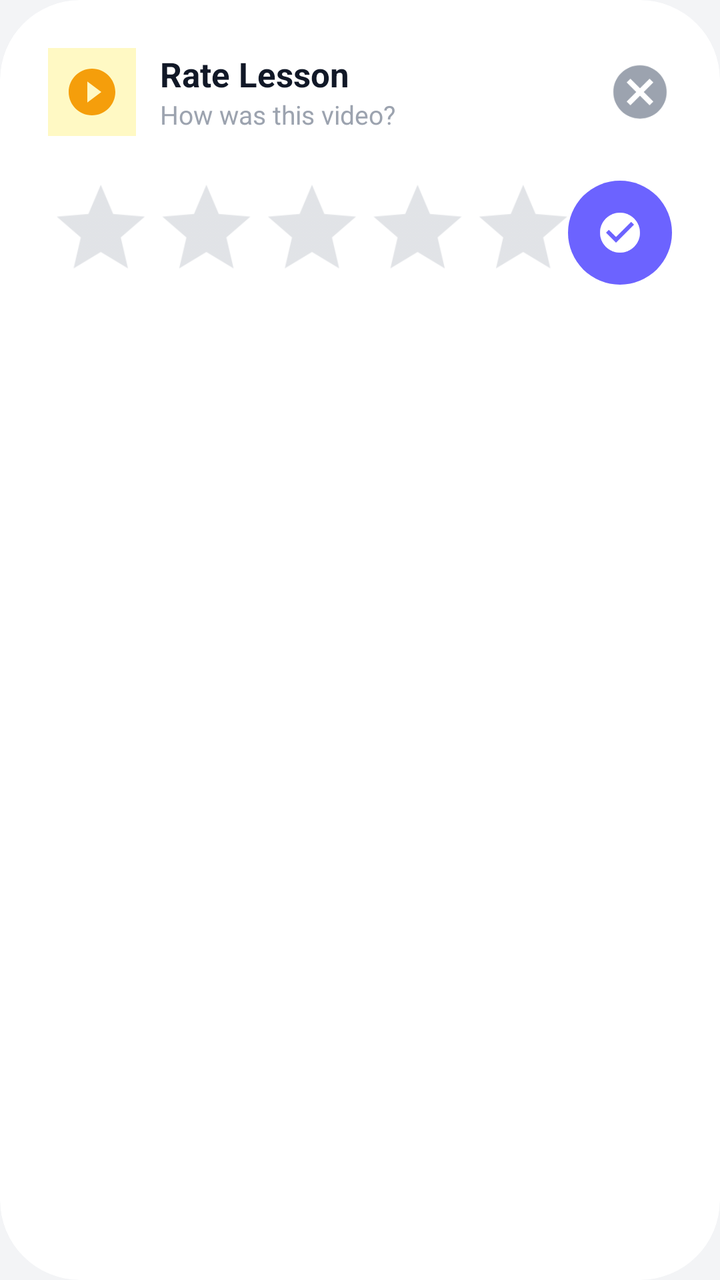
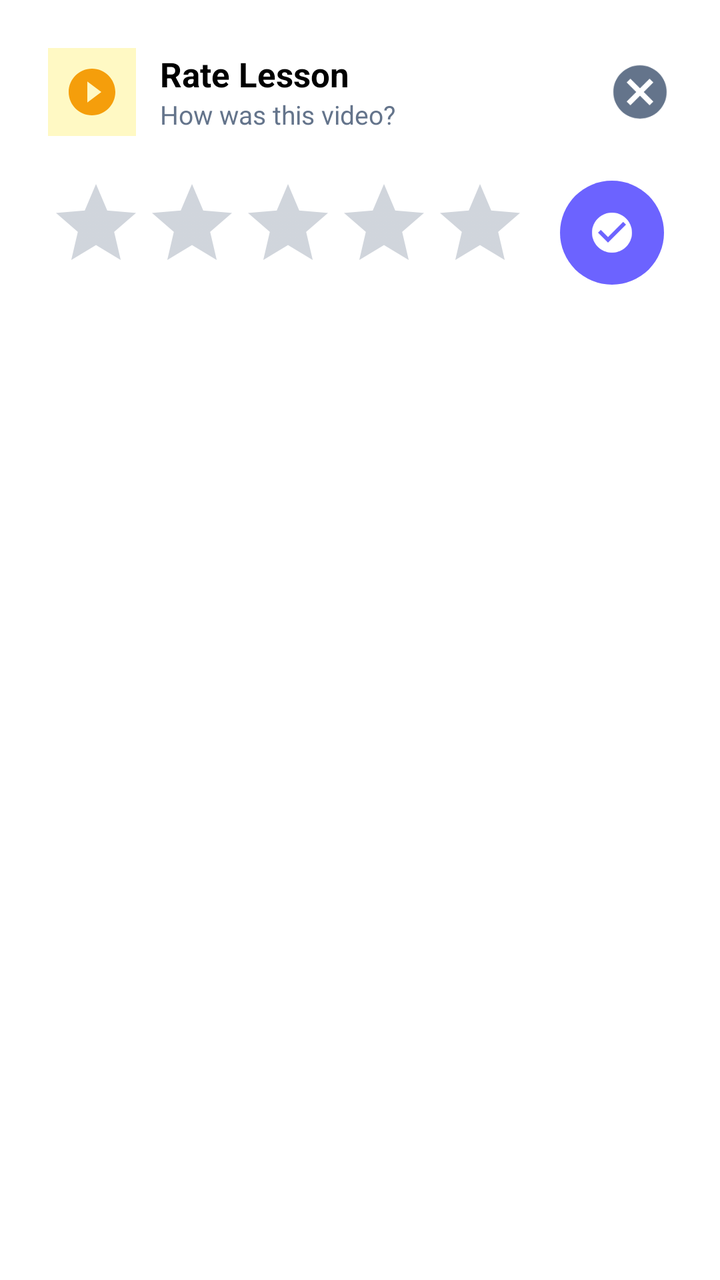

Compare the two renders of this Android layout. The source of the first and the diff that turns it into the second are given below.
<!-- AndroidManifest.xml: application theme Theme.UniCourseHub -->
<!-- res/layout/dialog_simple_rating.xml -->
<?xml version="1.0" encoding="utf-8"?>
<androidx.cardview.widget.CardView xmlns:android="http://schemas.android.com/apk/res/android"
    xmlns:app="http://schemas.android.com/apk/res-auto"
    android:layout_width="match_parent"
    android:layout_height="wrap_content"
    app:cardCornerRadius="40dp"
    app:cardElevation="0dp"
    app:cardBackgroundColor="@color/white">

    <LinearLayout
        android:layout_width="match_parent"
        android:layout_height="wrap_content"
        android:orientation="vertical"
        android:padding="24dp">

        <RelativeLayout
            android:layout_width="match_parent"
            android:layout_height="wrap_content">

            <ImageView
                android:id="@+id/ivLessonIcon"
                android:layout_width="44dp"
                android:layout_height="44dp"
                android:src="@drawable/ic_play_circle"
                app:tint="@color/warning"
                android:background="#FFF9C4"
                android:padding="8dp" />

            <LinearLayout
                android:layout_width="wrap_content"
                android:layout_height="wrap_content"
                android:layout_marginStart="12dp"
                android:layout_toEndOf="@id/ivLessonIcon"
                android:layout_centerVertical="true"
                android:orientation="vertical">

                <TextView
                    android:id="@+id/tvRatingTitle"
                    android:layout_width="wrap_content"
                    android:layout_height="wrap_content"
                    android:text="Rate Lesson"
                    android:textColor="@color/text_primary"
                    android:textSize="17sp"
                    android:textStyle="bold" />

                <TextView
                    android:id="@+id/tvRatingSubtitle"
                    android:layout_width="wrap_content"
                    android:layout_height="wrap_content"
                    android:text="How was this video?"
                    android:textColor="@color/text_hint"
                    android:textSize="13sp" />
            </LinearLayout>

            <ImageView
                android:id="@+id/btnClose"
                android:layout_width="32dp"
                android:layout_height="32dp"
                android:layout_alignParentEnd="true"
                android:layout_centerVertical="true"
                android:src="@drawable/ic_close_circle"
                app:tint="@color/text_hint"
                android:clickable="true"
                android:focusable="true" />
        </RelativeLayout>

        <LinearLayout
            android:layout_width="match_parent"
            android:layout_height="wrap_content"
            android:layout_marginTop="20dp"
            android:gravity="center_vertical"
            android:orientation="horizontal">

            <RatingBar
                android:id="@+id/ratingBar"
                android:layout_width="wrap_content"
                android:layout_height="wrap_content"
                android:layout_weight="1"
                android:numStars="5"
                android:stepSize="1.0"
                android:theme="@style/RatingBarTheme"
                android:scaleX="1.1"
                android:scaleY="1.1"
                android:transformPivotX="0dp" />

            <ImageButton
                android:id="@+id/btnSubmit"
                android:layout_width="52dp"
                android:layout_height="52dp"
                android:layout_marginStart="16dp"
                android:background="@drawable/bg_pill_purple"
                android:src="@drawable/ic_check_circle"
                app:tint="@color/white" />
        </LinearLayout>

    </LinearLayout>
</androidx.cardview.widget.CardView>
<!-- resources referenced by this layout -->
<resources>
  <color name="text_hint">#9CA3AF</color>
  <color name="text_primary">#111827</color>
  <color name="warning">#F59E0B</color>
  <color name="white">#FFFFFF</color>
  <!-- drawable bg_pill_purple (drawable) -->
  <?xml version="1.0" encoding="utf-8"?>
  <shape xmlns:android="http://schemas.android.com/apk/res/android">
      <solid android:color="@color/primary" />
      <corners android:radius="28dp" />
  </shape>
  <!-- drawable ic_check_circle (drawable) -->
  <?xml version="1.0" encoding="utf-8"?>
  <vector xmlns:android="http://schemas.android.com/apk/res/android"
      android:width="24dp"
      android:height="24dp"
      android:viewportWidth="24"
      android:viewportHeight="24"
      android:tint="?attr/colorControlNormal">
      <path
          android:fillColor="#FF000000"
          android:pathData="M12,2C6.48,2 2,6.48 2,12S6.48,22 12,22 22,17.52 22,12 17.52,2 12,2M10,17L5,12L6.41,10.59L10,14.17L17.59,6.58L19,8L10,17Z" />
  </vector>
  <!-- drawable ic_close_circle (drawable) -->
  <?xml version="1.0" encoding="utf-8"?>
  <vector xmlns:android="http://schemas.android.com/apk/res/android"
      android:width="24dp"
      android:height="24dp"
      android:viewportWidth="24"
      android:viewportHeight="24"
      android:tint="?attr/colorControlNormal">
      <path
          android:fillColor="#FF000000"
          android:pathData="M12,2C6.47,2 2,6.5 2,12A10,10 0 0,0 12,22A10,10 0 0,0 22,12A10,10 0 0,0 12,2M17,15.59L15.59,17L12,13.41L8.41,17L7,15.59L10.59,12L7,8.41L8.41,7L12,10.59L15.59,7L17,8.41L13.41,12L17,15.59Z" />
  </vector>
  <!-- drawable ic_play_circle (drawable) -->
  <?xml version="1.0" encoding="utf-8"?>
  <vector xmlns:android="http://schemas.android.com/apk/res/android"
      android:width="24dp"
      android:height="24dp"
      android:viewportWidth="24"
      android:viewportHeight="24"
      android:tint="?attr/colorControlNormal">
      <path
          android:fillColor="#FF000000"
          android:pathData="M10,16.5V7.5L16,12M12,2C6.5,2 2,6.5 2,12S6.5,22 12,22 22,17.5 22,12 17.5,2 12,2Z" />
  </vector>
  <style name="RatingBarTheme" parent="Theme.AppCompat">
          <item name="colorControlNormal">@color/text_hint</item>
          <item name="colorControlActivated">@color/warning</item>
      </style>
  <color name="primary">#6C63FF</color>
  <color name="primary_dark">#4F46E5</color>
  <color name="secondary_pink">#EC4899</color>
  <color name="surface">#FFFFFF</color>
  <color name="background">#F3F4F6</color>
  <color name="text_secondary">#6B7280</color>
  <style name="ShapeAppearance.UniCourseHub.Small" parent="ShapeAppearance.MaterialComponents.SmallComponent">
          <item name="cornerFamily">rounded</item>
          <item name="cornerSize">12dp</item>
      </style>
  <style name="ShapeAppearance.UniCourseHub.Medium" parent="ShapeAppearance.MaterialComponents.MediumComponent">
          <item name="cornerFamily">rounded</item>
          <item name="cornerSize">28dp</item>
      </style>
  <style name="ShapeAppearance.UniCourseHub.Large" parent="ShapeAppearance.MaterialComponents.LargeComponent">
          <item name="cornerFamily">rounded</item>
          <item name="cornerSize">40dp</item>
      </style>
  <style name="Widget.UniCourseHub.BottomNavigationView" parent="Widget.MaterialComponents.BottomNavigationView">
          <item name="itemShapeAppearance">@style/ShapeAppearance.UniCourseHub.Small</item>
          <item name="itemShapeAppearanceOverlay">@style/ShapeAppearance.UniCourseHub.Small</item>
          <item name="itemIconSize">24dp</item>
          <item name="labelVisibilityMode">labeled</item>
          <item name="backgroundTint">@color/surface</item>
          <item name="elevation">8dp</item>
      </style>
  <!-- unchanged entries left out for length: 1 -->
</resources>

<!-- the commit's change to res/layout/dialog_simple_rating.xml (unified diff, before → after) -->
@@ -75,13 +75,9 @@
                 android:id="@+id/ratingBar"
                 android:layout_width="wrap_content"
                 android:layout_height="wrap_content"
-                android:layout_weight="1"
                 android:numStars="5"
                 android:stepSize="1.0"
-                android:theme="@style/RatingBarTheme"
-                android:scaleX="1.1"
-                android:scaleY="1.1"
-                android:transformPivotX="0dp" />
+                android:theme="@style/RatingBarTheme" />
 
             <ImageButton
                 android:id="@+id/btnSubmit"
<!-- resource entries referenced after the edit -->
@@ -1,7 +1,7 @@
 <!-- resources referenced by this layout -->
 <resources>
-  <color name="text_hint">#9CA3AF</color>
-  <color name="text_primary">#111827</color>
+  <color name="text_hint">#64748B</color>
+  <color name="text_primary">#000000</color>
   <color name="warning">#F59E0B</color>
   <color name="white">#FFFFFF</color>
   <!-- drawable bg_pill_purple (drawable) -->
@@ -54,8 +54,8 @@
   <color name="primary_dark">#4F46E5</color>
   <color name="secondary_pink">#EC4899</color>
   <color name="surface">#FFFFFF</color>
-  <color name="background">#F3F4F6</color>
-  <color name="text_secondary">#6B7280</color>
+  <color name="background">#FFFFFF</color>
+  <color name="text_secondary">#111827</color>
   <style name="ShapeAppearance.UniCourseHub.Small" parent="ShapeAppearance.MaterialComponents.SmallComponent">
           <item name="cornerFamily">rounded</item>
           <item name="cornerSize">12dp</item>
